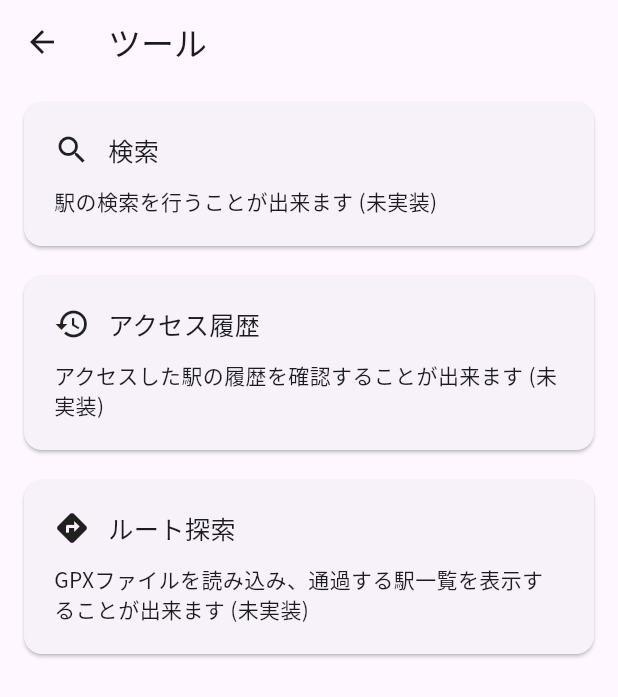
After one commit to hideki0403/ekimemo-map-app, a Flutter app: the screen it shows after launch, after a tap on the "build" icon, on a phone screen of 412 x 824 dp. The commit adds this screen. Shown: the top 697 px of the screen. Run offline on Flutter 3.47's test engine with Material 3 defaults, Android fonts, the phone set to English and light mode, and no system bars; drawn by our look-alikes of dynamic_color; our stand-ins replace audioplayers, dio, flutter_local_notifications, flutter_tts, geolocator, go_router and 7 more; missing offline and left inert: crop_your_image, install_plugin, maplibre_gl, msgpack_dart; accounts and stored records are empty; network calls fail.

Commit message:
add: ツールページを追加

```diff
--- a/lib/main.dart
+++ b/lib/main.dart
@@ -21,6 +21,7 @@ import 'ui/pages/line_detail.dart';
 import 'ui/pages/assistant_flow.dart';
 import 'ui/pages/assistant_choose_rect.dart';
 import 'ui/pages/log.dart';
+import 'ui/pages/tools.dart';
 
 final navigatorKey = GlobalKey<NavigatorState>();
 final logger = Logger('App');
@@ -96,6 +97,10 @@ class Root extends StatelessWidget {
         builder: (context, state) => const LogView(),
       ),
       GoRoute(
+        path: '/tools',
+        builder: (context, state) => const ToolsView(),
+      ),
+      GoRoute(
         path: '/map',
         builder: (context, state) {
           final params = state.uri.queryParameters;
--- a/lib/ui/pages/home.dart
+++ b/lib/ui/pages/home.dart
@@ -23,6 +23,12 @@ class HomeView extends StatelessWidget {
       appBar: AppBar(
         title: const Text('駅メモマップ'),
         actions: [
+          IconButton(
+            onPressed: () {
+              context.push('/tools');
+            },
+            icon: const Icon(Icons.build),
+          ),
           IconButton(
             onPressed: state.stationDataVersion == '' ? null : () {
               context.push('/map');
--- /dev/null
+++ b/lib/ui/pages/tools.dart
@@ -0,0 +1,71 @@
+import 'package:flutter/material.dart';
+import 'package:go_router/go_router.dart';
+
+class ToolsView extends StatelessWidget {
+  const ToolsView({super.key});
+
+  @override
+  Widget build(BuildContext context) {
+    return Scaffold(
+      appBar: AppBar(
+        title: const Text('ツール'),
+      ),
+      body: const CustomScrollView(
+        slivers: [
+          SliverPadding(
+            padding: EdgeInsets.only(left: 12, right: 12, top: 8, bottom: 64),
+            sliver: SliverList(
+              delegate: SliverChildListDelegate.fixed([
+                _ToolItem(title: '検索', description: '駅の検索を行うことが出来ます (未実装)', icon: Icons.search, path: '/search'),
+                SizedBox(height: 12),
+                _ToolItem(title: 'アクセス履歴', description: 'アクセスした駅の履歴を確認することが出来ます (未実装)', icon: Icons.history, path: '/history'),
+                SizedBox(height: 12),
+                _ToolItem(title: 'ルート探索', description: 'GPXファイルを読み込み、通過する駅一覧を表示することが出来ます (未実装)', icon: Icons.directions, path: '/route-search'),
+              ]),
+            ),
+          ),
+        ],
+      ),
+    );
+  }
+}
+
+class _ToolItem extends StatelessWidget {
+  const _ToolItem({required this.title, required this.icon, required this.path, required this.description});
+
+  final String title;
+  final IconData icon;
+  final String path;
+  final String description;
+
+  @override
+  Widget build(BuildContext context) {
+    return Card(
+      child: InkWell(
+        customBorder: RoundedRectangleBorder(
+          borderRadius: BorderRadius.circular(24),
+        ),
+        onTap: () {
+          context.push(path);
+        },
+        child: Padding(
+          padding: const EdgeInsets.all(20),
+          child: Column(
+            crossAxisAlignment: CrossAxisAlignment.start,
+            children: [
+              Row(
+                children: [
+                  Icon(icon, size: 24),
+                  const SizedBox(width: 12),
+                  Text(title, textScaler: const TextScaler.linear(1.2)),
+                ],
+              ),
+              const SizedBox(height: 12),
+              Text(description),
+            ],
+          ),
+        )
+      ),
+    );
+  }
+}
```
